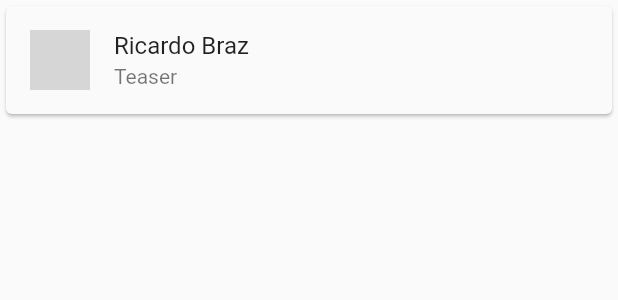
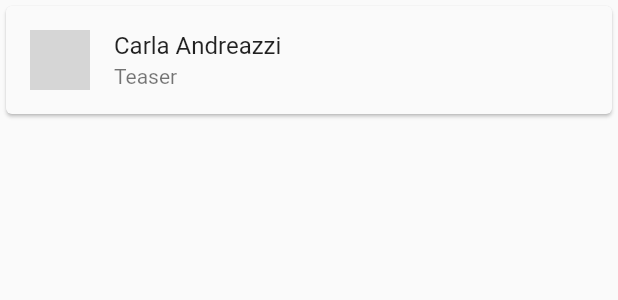
Before and after one commit to enzodanjour/ei-advogado, a Flutter app: what mesageList() shows on an empty page, opened directly, on a phone screen of 412 x 824 dp. Shown: the top 300 px of the screen. Run offline on Flutter 3.47's test engine with Material 2 defaults, Android fonts, the phone set to English and light mode, and no system bars; our stand-ins replace cloud_firestore, email_validator, firebase_auth, modal_progress_hud; accounts and stored records are empty; network calls fail; grey boxes are pictures that could not be loaded.

```diff
--- a/lib/screens/contact_screen.dart
+++ b/lib/screens/contact_screen.dart
@@ -38,7 +38,7 @@ Widget mesageList(context) {
             'https://www.rd.com/wp-content/uploads/2017/09/01-shutterstock_476340928-Irina-Bg.jpg'
         ),
       ),
-      title: Text('Ricardo Braz'),
+      title: Text('Carla Andreazzi'),
       subtitle: Text('Teaser'),
       onTap: () {
         Navigator.pushNamed(context, ChatScreen.id);
--- a/lib/screens/splash_screen.dart
+++ b/lib/screens/splash_screen.dart
@@ -16,7 +16,7 @@ class _SplashScreenState extends State<SplashScreen> {
 
   void pushHome(){
     Future.delayed(
-      Duration(seconds: 2),
+      Duration(seconds:5),
       () => Navigator.pushNamed(context, LoginScreen.id)
     );
   }
```
